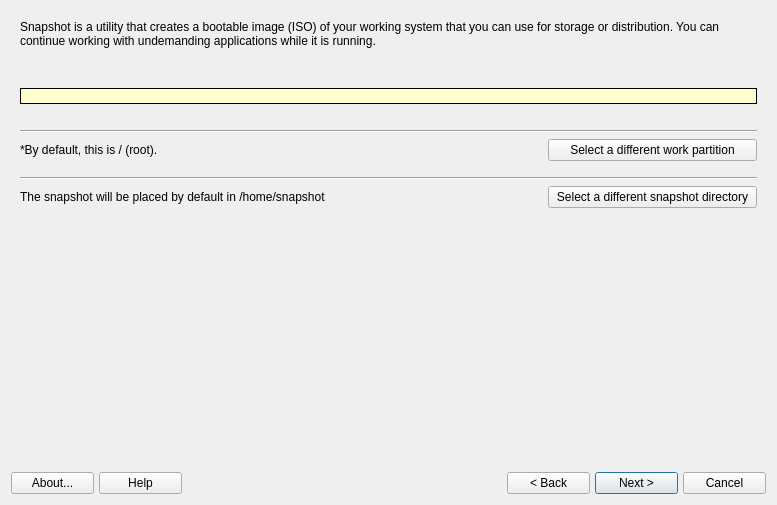
The window that mxsnapshot.ui (AdrianTM/mx-snapshot-old) describes before a commit, drawn with Qt 5.
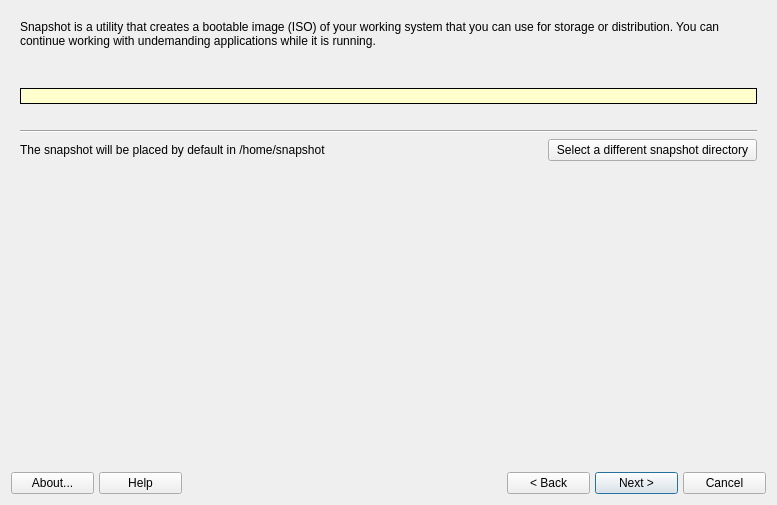
The same window after the commit. The open tabs and pages were chosen to show the change. Icons and pictures are not drawn.

What changed in the file:
```diff
--- a/mxsnapshot.ui
+++ b/mxsnapshot.ui
@@ -21,40 +21,6 @@
      </property>
      <widget class="QWidget" name="selectionPage">
       <layout class="QGridLayout" name="gridLayout_2">
-       <item row="1" column="0" colspan="3">
-        <widget class="QLabel" name="labelCurrentSpace">
-         <property name="text">
-          <string/>
-         </property>
-         <property name="wordWrap">
-          <bool>true</bool>
-         </property>
-        </widget>
-       </item>
-       <item row="4" column="0" colspan="3">
-        <widget class="QLabel" name="labelDiskSpaceHelp">
-         <property name="text">
-          <string/>
-         </property>
-         <property name="wordWrap">
-          <bool>true</bool>
-         </property>
-        </widget>
-       </item>
-       <item row="5" column="0" colspan="3">
-        <widget class="Line" name="line">
-         <property name="orientation">
-          <enum>Qt::Horizontal</enum>
-         </property>
-        </widget>
-       </item>
-       <item row="12" column="0">
-        <widget class="QLabel" name="labelSnapshot">
-         <property name="text">
-          <string>The snapshot will be placed by default in /home/snapshot</string>
-         </property>
-        </widget>
-       </item>
        <item row="0" column="0" colspan="3">
         <widget class="QLabel" name="labelIntro">
          <property name="sizePolicy">
@@ -71,7 +37,24 @@
          </property>
         </widget>
        </item>
-       <item row="15" column="1">
+       <item row="9" column="0">
+        <widget class="QLabel" name="labelSnapshot">
+         <property name="text">
+          <string>The snapshot will be placed by default in /home/snapshot</string>
+         </property>
+        </widget>
+       </item>
+       <item row="1" column="0" colspan="3">
+        <widget class="QLabel" name="labelCurrentSpace">
+         <property name="text">
+          <string/>
+         </property>
+         <property name="wordWrap">
+          <bool>true</bool>
+         </property>
+        </widget>
+       </item>
+       <item row="12" column="1">
         <spacer name="verticalSpacer">
          <property name="orientation">
           <enum>Qt::Vertical</enum>
@@ -84,47 +67,10 @@
          </property>
         </spacer>
        </item>
-       <item row="9" column="0" colspan="3">
-        <widget class="Line" name="line_4">
-         <property name="orientation">
-          <enum>Qt::Horizontal</enum>
-         </property>
-        </widget>
-       </item>
-       <item row="6" column="2">
-        <widget class="QPushButton" name="buttonSelectWork">
+       <item row="4" column="0" colspan="3">
+        <widget class="QLabel" name="labelDiskSpaceHelp">
          <property name="text">
-          <string>Select a different work partition</string>
-         </property>
-        </widget>
-       </item>
-       <item row="12" column="2">
-        <widget class="QPushButton" name="buttonSelectSnapshot">
-         <property name="text">
-          <string>Select a different snapshot directory</string>
-         </property>
-        </widget>
-       </item>
-       <item row="7" column="1">
-        <spacer name="verticalSpacer_5">
-         <property name="orientation">
-          <enum>Qt::Vertical</enum>
-         </property>
-         <property name="sizeType">
-          <enum>QSizePolicy::Maximum</enum>
-         </property>
-         <property name="sizeHint" stdset="0">
-          <size>
-           <width>20</width>
-           <height>10</height>
-          </size>
-         </property>
-        </spacer>
-       </item>
-       <item row="6" column="0">
-        <widget class="QLabel" name="labelSelectDifferent">
-         <property name="text">
-          <string>*By default, this is / (root).</string>
+          <string/>
          </property>
          <property name="wordWrap">
           <bool>true</bool>
@@ -164,6 +110,20 @@
          </property>
         </widget>
        </item>
+       <item row="6" column="0" colspan="3">
+        <widget class="Line" name="line_4">
+         <property name="orientation">
+          <enum>Qt::Horizontal</enum>
+         </property>
+        </widget>
+       </item>
+       <item row="9" column="2">
+        <widget class="QPushButton" name="buttonSelectSnapshot">
+         <property name="text">
+          <string>Select a different snapshot directory</string>
+         </property>
+        </widget>
+       </item>
       </layout>
      </widget>
      <widget class="QWidget" name="settingsPage">
```
